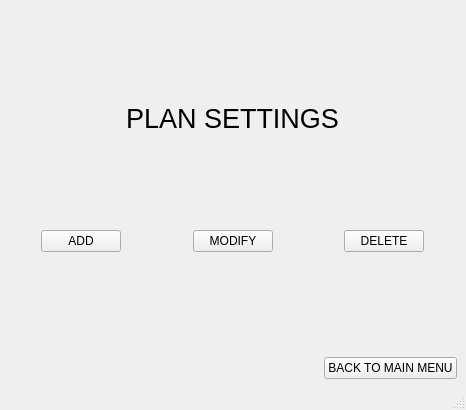
Above: ui/plan-settings.ui from yashu2001/gym-manager before the change. Below: the same form after it.
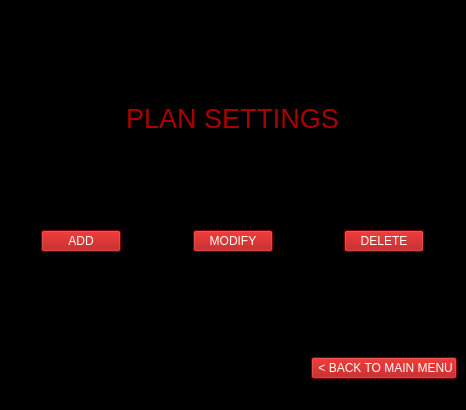
That is the form after the change. Icons and pictures are not drawn.

What changed in the file:
```diff
--- a/ui/plan-settings.ui
+++ b/ui/plan-settings.ui
@@ -13,6 +13,9 @@
   <property name="windowTitle">
    <string>MainWindow</string>
   </property>
+  <property name="styleSheet">
+   <string notr="true">background-color: rgb(0, 0, 0);</string>
+  </property>
   <widget class="QWidget" name="centralwidget">
    <layout class="QGridLayout" name="gridLayout">
     <item row="0" column="0" colspan="3" alignment="Qt::AlignHCenter|Qt::AlignTop">
@@ -30,6 +33,9 @@
     </item>
     <item row="1" column="0" colspan="3" alignment="Qt::AlignHCenter|Qt::AlignTop">
      <widget class="QLabel" name="label">
+      <property name="styleSheet">
+       <string notr="true">color: rgb(170, 0, 0);</string>
+      </property>
       <property name="text">
        <string>&lt;html&gt;&lt;head/&gt;&lt;body&gt;&lt;p align=&quot;center&quot;&gt;&lt;span style=&quot; font-size:20pt;&quot;&gt;PLAN SETTINGS&lt;/span&gt;&lt;/p&gt;&lt;/body&gt;&lt;/html&gt;</string>
       </property>
@@ -37,6 +43,11 @@
     </item>
     <item row="2" column="0" alignment="Qt::AlignHCenter|Qt::AlignVCenter">
      <widget class="QPushButton" name="pushButton">
+      <property name="styleSheet">
+       <string notr="true">background-color: rgb(170, 0, 0);
+color: rgb(255, 255, 255);
+font: 75 10pt &quot;MS Shell Dlg 2&quot;;</string>
+      </property>
       <property name="text">
        <string>ADD</string>
       </property>
@@ -44,6 +55,11 @@
     </item>
     <item row="2" column="1" alignment="Qt::AlignHCenter|Qt::AlignVCenter">
      <widget class="QPushButton" name="pushButton_2">
+      <property name="styleSheet">
+       <string notr="true">background-color: rgb(170, 0, 0);
+color: rgb(255, 255, 255);
+font: 75 10pt &quot;MS Shell Dlg 2&quot;;</string>
+      </property>
       <property name="text">
        <string>MODIFY</string>
       </property>
@@ -51,6 +67,11 @@
     </item>
     <item row="2" column="2" alignment="Qt::AlignHCenter|Qt::AlignVCenter">
      <widget class="QPushButton" name="pushButton_3">
+      <property name="styleSheet">
+       <string notr="true">background-color: rgb(170, 0, 0);
+color: rgb(255, 255, 255);
+font: 75 10pt &quot;MS Shell Dlg 2&quot;;</string>
+      </property>
       <property name="text">
        <string>DELETE</string>
       </property>
@@ -58,8 +79,13 @@
     </item>
     <item row="3" column="1" colspan="2" alignment="Qt::AlignRight|Qt::AlignBottom">
      <widget class="QPushButton" name="pushButton_4">
+      <property name="styleSheet">
+       <string notr="true">background-color: rgb(170, 0, 0);
+color: rgb(255, 255, 255);
+font: 75 10pt &quot;MS Shell Dlg 2&quot;;</string>
+      </property>
       <property name="text">
-       <string>BACK TO MAIN MENU</string>
+       <string> &lt; BACK TO MAIN MENU</string>
       </property>
      </widget>
     </item>
```
